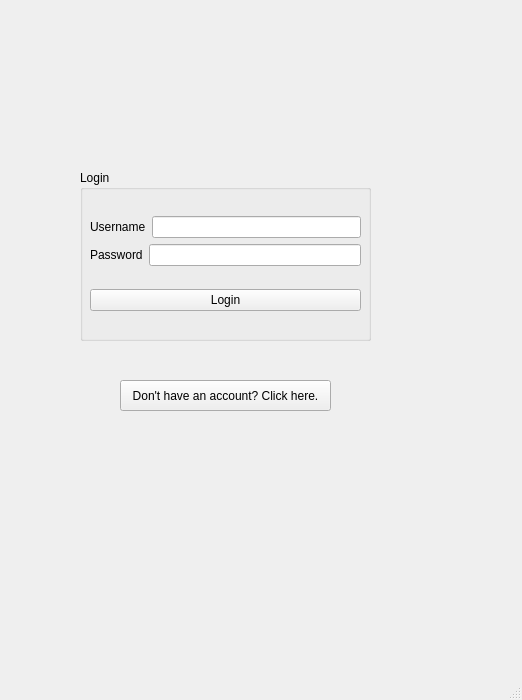
This is brainstorm/brainstorm/forms/mainWindow.ui in codingburgas/school-project-assignment-codex as Qt 5 draws it before an edit. The edited form follows.
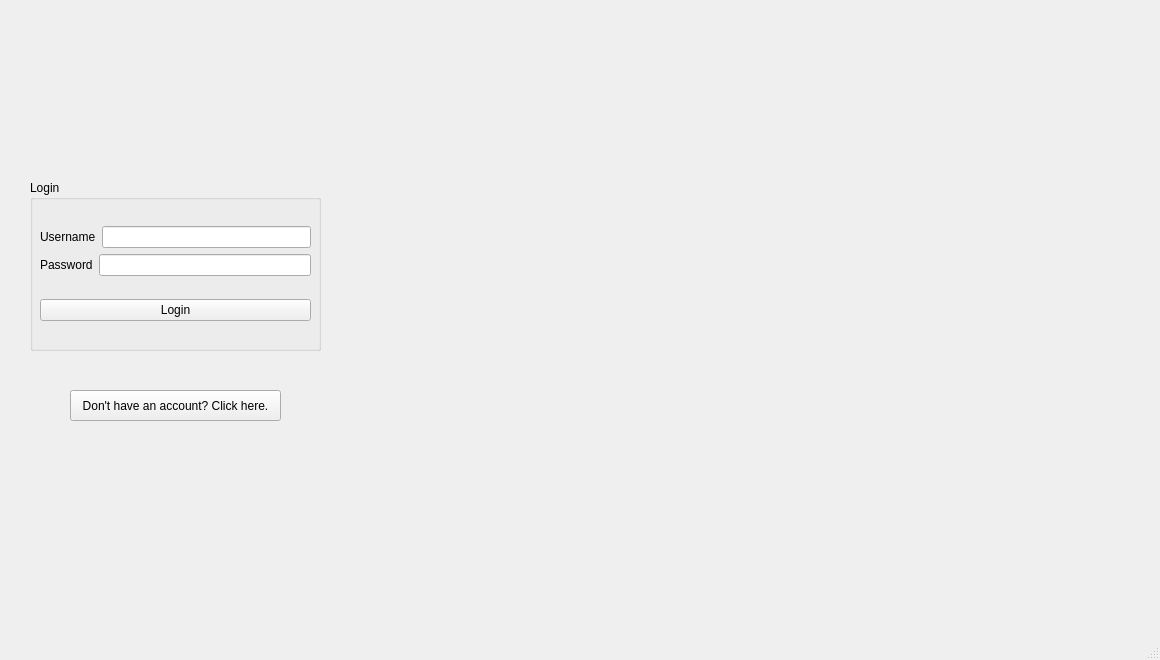
This is the edited form. Icons and pictures are not drawn.

Commit message: Add window icons (Close #20) Replace window titles (Close #21)

Diff of the .ui file:
```diff
--- a/brainstorm/brainstorm/forms/mainWindow.ui
+++ b/brainstorm/brainstorm/forms/mainWindow.ui
@@ -6,8 +6,8 @@
    <rect>
     <x>0</x>
     <y>0</y>
-    <width>522</width>
-    <height>700</height>
+    <width>1160</width>
+    <height>660</height>
    </rect>
   </property>
   <property name="windowTitle">
@@ -17,8 +17,8 @@
    <widget class="QStackedWidget" name="stackedWidget">
     <property name="geometry">
      <rect>
-      <x>60</x>
-      <y>110</y>
+      <x>10</x>
+      <y>120</y>
       <width>331</width>
       <height>271</height>
      </rect>
@@ -218,8 +218,8 @@
    <widget class="QPushButton" name="switchFormButton">
     <property name="geometry">
      <rect>
-      <x>120</x>
-      <y>380</y>
+      <x>70</x>
+      <y>390</y>
       <width>211</width>
       <height>31</height>
      </rect>
@@ -228,6 +228,19 @@
      <string>Don't have an account? Click here.</string>
     </property>
    </widget>
+   <widget class="QLabel" name="labelLogo">
+    <property name="geometry">
+     <rect>
+      <x>30</x>
+      <y>20</y>
+      <width>681</width>
+      <height>111</height>
+     </rect>
+    </property>
+    <property name="text">
+     <string/>
+    </property>
+   </widget>
   </widget>
   <widget class="QMenuBar" name="menubar">
    <property name="geometry">
```
Left out of the diff: 10 changed lines with no effect on the pictures. The commit also changes 6 other files.
